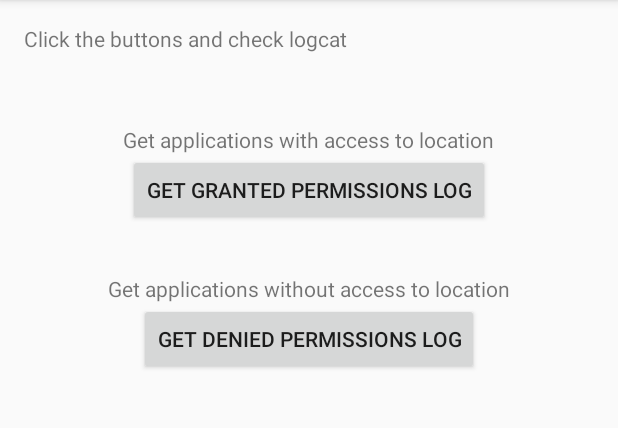
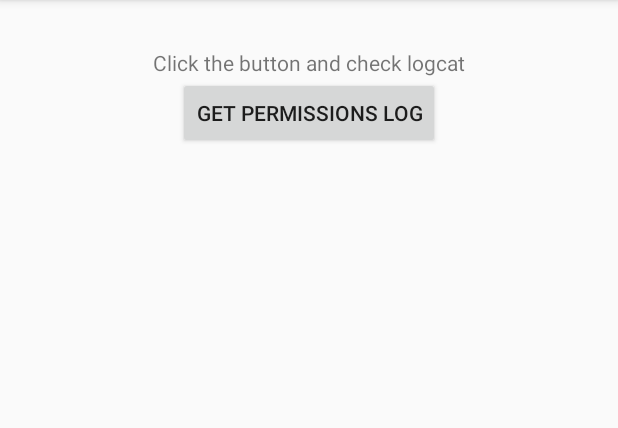
Before and after one commit to bluetrickpt/PermissionTester, an Android app: the screen it shows after launch (MainActivity), on a phone screen of 412 x 824 dp, the part 84-512 px from its top. Run offline under Robolectric (Android 15) with nearby library versions, the phone set to English and light mode, and no system bars.

```diff
--- a/app/build.gradle
+++ b/app/build.gradle
@@ -5,7 +5,7 @@ android {
     buildToolsVersion "23.0.2"
     defaultConfig {
         applicationId "com.example.rmendes.permissiontester"
-        minSdkVersion 16
+        minSdkVersion 9
         targetSdkVersion 25
         versionCode 1
         versionName "1.0"
--- a/app/src/main/res/layout/content_main.xml
+++ b/app/src/main/res/layout/content_main.xml
@@ -14,12 +14,6 @@
     tools:showIn="@layout/activity_main"
     android:orientation="vertical">
 
-    <TextView
-        android:layout_width="wrap_content"
-        android:layout_height="wrap_content"
-        android:text="Click the buttons and check logcat"
-        android:id="@+id/description"
-        android:layout_marginBottom="32dp"/>
 
     <LinearLayout
         android:layout_width="match_parent"
@@ -29,33 +23,16 @@
         <TextView
             android:layout_width="wrap_content"
             android:layout_height="wrap_content"
-            android:text="Get applications with access to location"
-            android:id="@+id/granted_text"
+            android:text="Click the button and check logcat"
+            android:id="@+id/description"
             android:layout_gravity="center"/>
         <Button
-            android:text="Get Granted Permissions Log"
+            android:text="Get Permissions Log"
             android:layout_width="wrap_content"
             android:layout_height="wrap_content"
-            android:id="@+id/get_granted_btn"
+            android:id="@+id/get_log_btn"
             android:layout_gravity="center"/>
     </LinearLayout>
 
-    <LinearLayout
-        android:layout_width="match_parent"
-        android:layout_height="wrap_content"
-        android:orientation="vertical"
-        android:padding="16dp">
-        <TextView
-            android:layout_width="wrap_content"
-            android:layout_height="wrap_content"
-            android:text="Get applications without access to location"
-            android:id="@+id/denied_text"
-            android:layout_gravity="center"/>
-        <Button
-            android:text="Get Denied Permissions Log"
-            android:layout_width="wrap_content"
-            android:layout_height="wrap_content"
-            android:id="@+id/get_denied_btn"
-            android:layout_gravity="center"/>
-    </LinearLayout>
+
 </LinearLayout>
```
Also changed, not shown: app/src/main/java/com/example/rmendes/permissiontester/MainActivity.java (+30 -53 lines), 1 other file.
